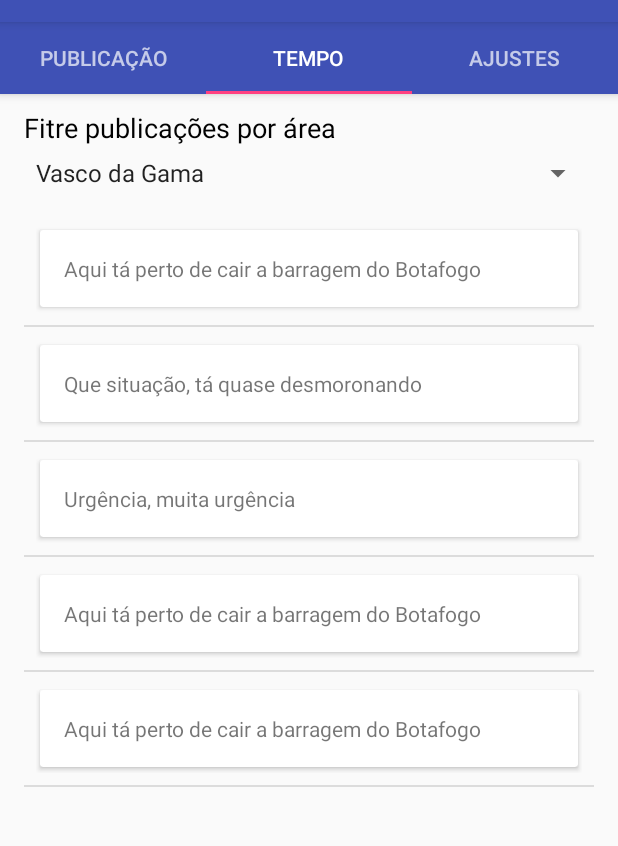
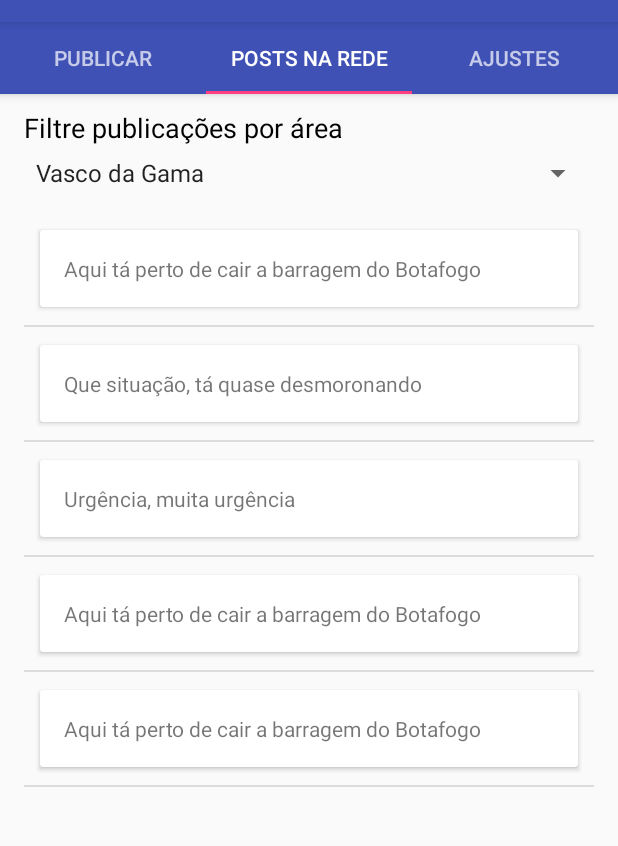
Before and after one commit to GuilhermeMelo18/projeto-inovacao, an Android app: the PublicacaoFragment screen opened directly, with no data from a screen before it, tab 2 chosen, on a phone screen of 412 x 824 dp, the part 62-908 px from its top. Run offline under Robolectric (Android 15) with nearby library versions, the phone set to English and light mode, and no system bars.

Commit message:
Filtragem e strings
* Filtrando de acordo com a área pedida.

```diff
--- a/app/src/main/java/com/inovi/allerta/adapter/PublicacaoAdapter.java
+++ b/app/src/main/java/com/inovi/allerta/adapter/PublicacaoAdapter.java
@@ -1,18 +1,23 @@
 package com.inovi.allerta.adapter;
 
 import android.app.Activity;
+import android.util.Log;
 import android.view.View;
 import android.view.ViewGroup;
 import android.widget.BaseAdapter;
+import android.widget.Filter;
+import android.widget.Filterable;
 import android.widget.ImageView;
 import android.widget.TextView;
 
+import com.inovi.allerta.BD;
 import com.inovi.allerta.R;
 import com.inovi.allerta.modelos.Publicacao;
 
+import java.util.ArrayList;
 import java.util.List;
 
-public class PublicacaoAdapter extends BaseAdapter {
+public class PublicacaoAdapter extends BaseAdapter implements Filterable{
         private List<Publicacao> publicacoes;
         private final Activity act;
 
@@ -54,4 +59,44 @@ public class PublicacaoAdapter extends BaseAdapter {
         return layout;
      }
 
+    @Override
+    public Filter getFilter() {
+
+        Filter filter = new Filter() {
+
+            @SuppressWarnings("unchecked")
+            @Override
+            protected void publishResults(CharSequence constraint, FilterResults results) {
+                //if (results.count == 0) {
+                  //  notifyDataSetInvalidated();
+                //} else {
+                    publicacoes = (ArrayList<Publicacao>) results.values;
+                    notifyDataSetChanged();
+                //}
+            }
+
+            @Override
+            protected FilterResults performFiltering(CharSequence constraint) {
+                FilterResults results = new FilterResults();
+                List<Publicacao> FilteredArrayNames = new ArrayList<Publicacao>();
+                Publicacao pub = null;
+
+                //constraint = constraint.toString();
+                for (int i = 0; i < BD.publicacoes.size(); i++) {
+                    pub  = BD.publicacoes.get(i);
+                    if (pub.getArea().getNome().equals(constraint.toString()))  {
+                        FilteredArrayNames.add(pub);
+                    }
+                }
+
+                results.count = FilteredArrayNames.size();
+                results.values = FilteredArrayNames;
+                Log.e("VALUES", results.values.toString());
+
+                return results;
+            }
+        };
+
+        return filter;
+    }
 }
--- a/app/src/main/java/com/inovi/allerta/fragmentos/PublicacaoFragment.java
+++ b/app/src/main/java/com/inovi/allerta/fragmentos/PublicacaoFragment.java
@@ -110,15 +110,16 @@ public class PublicacaoFragment extends Fragment {
                 } else { //pode publicar
                     if (bitmap != null){//tem imagem
                         pub = new Publicacao(textoPubli, pop, bitmap, pop.getArea());
-                        pop.getPublicacoes().add(pub);
+                        //pop.getPublicacoes().add(pub);
                         BD.publicacoes.add(pub);
                         mEdtPublicacao.setText("");
                         mImagemAnexada.setImageBitmap(null);
+                        bitmap = null;
                         Toast.makeText(getActivity(), R.string.publicacao_enviada,
                                 Toast.LENGTH_SHORT).show();
                     } else {
                         pub = new Publicacao(textoPubli, pop, "skdkfhui3284783286GSCD263VCACQTDg7sdhfyaebt7vv", pop.getArea());
-                        pop.getPublicacoes().add(pub);
+                        //pop.getPublicacoes().add(pub);
                         BD.publicacoes.add(pub);
                         mEdtPublicacao.setText("");
                         Toast.makeText(getActivity(), R.string.publicacao_enviada,
--- a/app/src/main/java/com/inovi/allerta/fragmentos/VisualizarPublicacaoFragment.java
+++ b/app/src/main/java/com/inovi/allerta/fragmentos/VisualizarPublicacaoFragment.java
@@ -53,7 +53,6 @@ public class VisualizarPublicacaoFragment extends Fragment {
         View layout = inflater.inflate(R.layout.fragment_visualizar_publicacao, container, false);
 
         publicacoes = BD.publicacoes;
-        publicacoesFiltradas = publicacoes; //recebe tudo
         areas = BD.areas;
 
         nomeAreas = new ArrayList<>();
@@ -67,19 +66,17 @@ public class VisualizarPublicacaoFragment extends Fragment {
         adapterArea.setDropDownViewResource(android.R.layout.simple_spinner_dropdown_item);
         mSpAreaFiltro.setAdapter(adapterArea);
 
+        mListPublicacoes = layout.findViewById(R.id.listaPubli);
+        adapterPubli = new PublicacaoAdapter(publicacoes, getActivity());
+        mListPublicacoes.setAdapter(adapterPubli);
+
         mSpAreaFiltro.setSelection(1);
         mSpAreaFiltro.setOnItemSelectedListener(new AdapterView.OnItemSelectedListener() {
             @Override
             public void onItemSelected(AdapterView<?> parent, View view, int position, long id) {
-                publicacoesFiltradas = new ArrayList<>();
-                Log.i("eita", ""+position);
-                for (Publicacao p: publicacoes){
-                    if (p.getArea().getCodigo() == position + 1){
-                        publicacoesFiltradas.add(p);
-                    } else {
-                        Log.i("np", "xiiiiiiiiiiiiiiiiii");
-                    }
-                }
+                //tem de passar o nome do lugar
+                String regiao = nomeAreas.get(position);
+                adapterPubli.getFilter().filter(regiao);
             }
 
             @Override
@@ -88,12 +85,6 @@ public class VisualizarPublicacaoFragment extends Fragment {
             }
         });
 
-        mListPublicacoes = layout.findViewById(R.id.listaPubli);
-        Log.i("xii", publicacoesFiltradas.toString());
-        adapterPubli = new PublicacaoAdapter(publicacoesFiltradas, getActivity());
-
-        mListPublicacoes.setAdapter(adapterPubli);
-
         return layout;
     }
 
--- a/app/src/main/res/layout/activity_populacao.xml
+++ b/app/src/main/res/layout/activity_populacao.xml
@@ -7,7 +7,7 @@
     android:layout_width="match_parent"
     android:layout_height="match_parent"
     android:fitsSystemWindows="true"
-    tools:context=".MainActivity">
+    tools:context=".activity.PopulacaoActivity">
 
     <android.support.design.widget.AppBarLayout
         android:id="@+id/appbar"
@@ -32,7 +32,7 @@
                 android:layout_width="match_parent"
                 android:layout_height="wrap_content"
                 android:layout_weight="1"
-                android:text="@string/titulo_tempo" />
+                android:text="@string/titulo_posts_rede" />
 
             <android.support.design.widget.TabItem
                 android:id="@+id/tabConfigurações"
--- a/app/src/main/res/values/strings.xml
+++ b/app/src/main/res/values/strings.xml
@@ -18,15 +18,16 @@
     <string name="notificacoes">Notificações</string>
     <string name="pessoal">Pessoal</string>
 
-    <string name="titulo_meu_allerta">Meu ALLerta</string>
-    <string name="filtrar_area">Fitre publicações por área</string>
+    <string name="filtrar_area">Filtre publicações por área</string>
     <string name="notificacoes_ativadas">Ao confirmar, você receberá notificações da Defesa Civil.</string>
     <string name="notificacoes_desativadas">Ao confirmar, nenhuma notificação da Defesa Civil será mais enviada a você.</string>
     <string name="anexar_foto">Anexar foto</string>
     <string name="enviar">Enviar</string>
     <string name="confirmar">Confirmar</string>
 
-    <string name="titulo_publicacao">Publicação</string>
+    <string name="titulo_meu_allerta">Meu ALLerta</string>
+    <string name="titulo_publicacao">Publicar</string>
+    <string name="titulo_posts_rede">Posts na Rede</string>
     <string name="titulo_populacao">População</string>
     <string name="titulo_configuracoes">Ajustes</string>
     <string name="titulo_tempo">Tempo</string>
```
